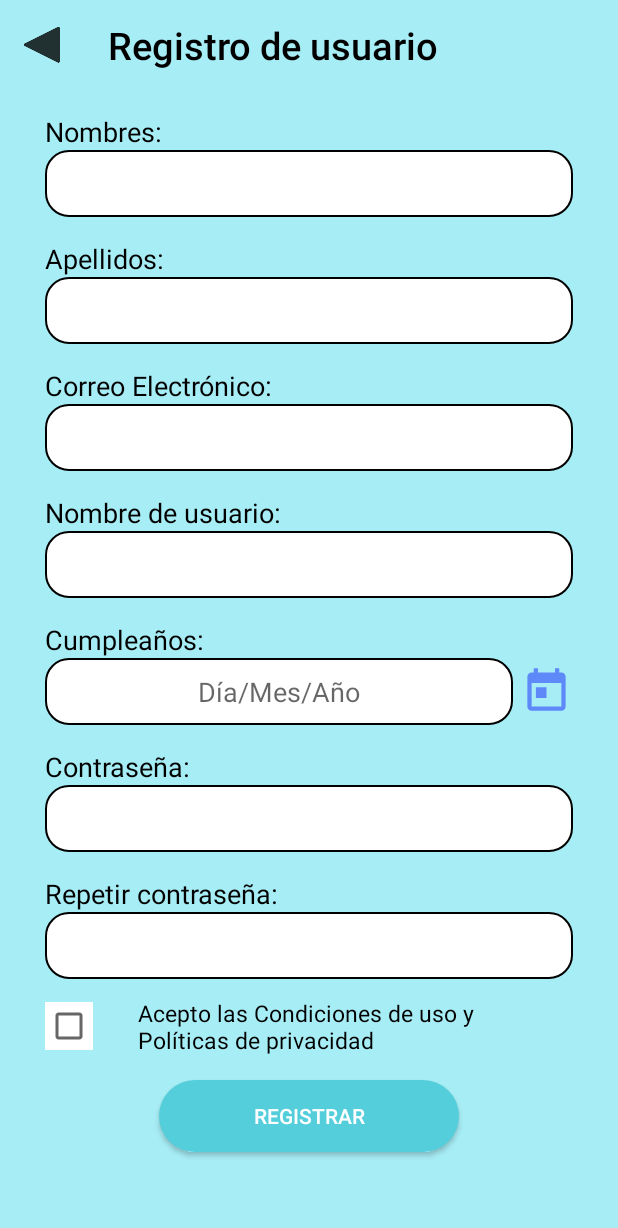
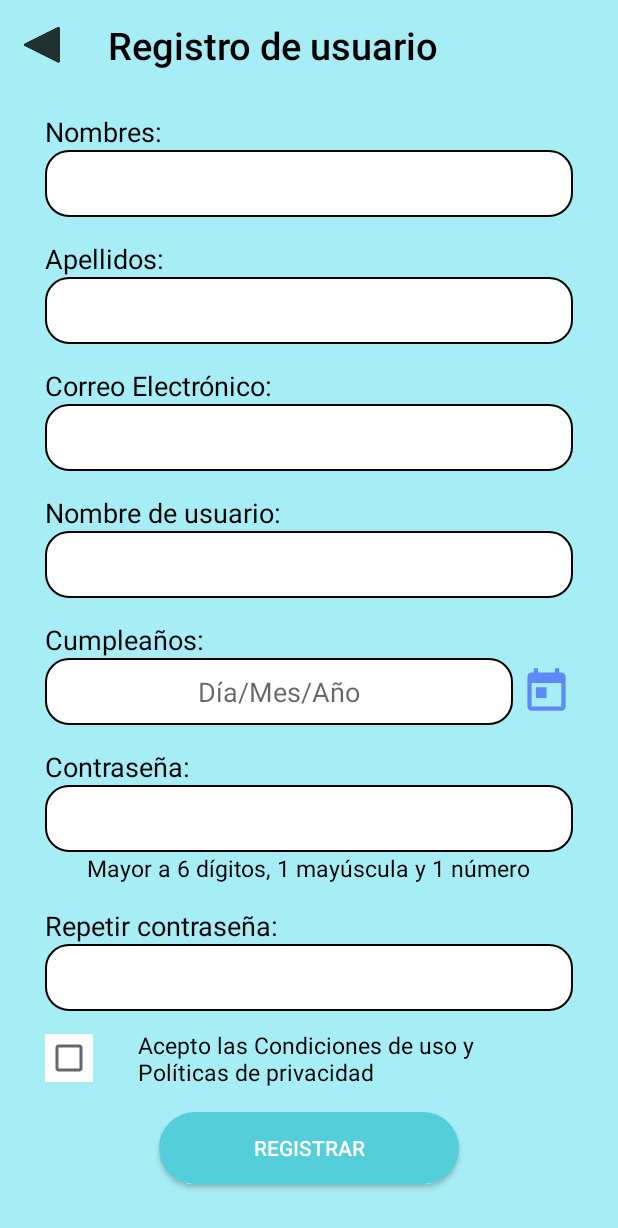
Before and after one commit to RodrigoAGM/take-care-app, an Android app: the RegisterActivity screen opened directly, with no data from a screen before it, after a tap on "REGISTRAR", on a phone screen of 412 x 824 dp. Shown: the top 1228 px of the screen. Run offline under Robolectric (Android 15) with nearby library versions, the phone set to English and light mode, and no system bars.

Commit message:
Add password validations

```diff
--- a/app/src/main/java/com/example/takecare/ui/login/RegisterActivity.kt
+++ b/app/src/main/java/com/example/takecare/ui/login/RegisterActivity.kt
@@ -13,6 +13,7 @@ import com.example.takecare.R
 import com.example.takecare.data.repository.UserRepository
 import kotlinx.android.synthetic.main.activity_register.*
 import java.util.*
+import java.util.regex.Pattern
 
 class RegisterActivity : AppCompatActivity() {
 
@@ -42,9 +43,21 @@ class RegisterActivity : AppCompatActivity() {
             val confirmPassword = register_confirm_password.text.trim().toString()
             val terms = register_terms_combo.isChecked
 
+            //val expression = "^(?=.*[0-9])(?=.*[A-Z])(?=\\S+$).{6,}$";
+
+            val patternLength = Pattern.compile("^(?=\\S+$).{6,}$")
+            val patternCapital = Pattern.compile( "^(?=.*[A-Z])(?=\\S+$).{6,}$")
+            val patternNumber = Pattern.compile("^(?=.*[0-9])(?=\\S+$).{6,}$")
+
             if(name.isBlank() || lastName.isBlank() || mail.isBlank() || birthday.isBlank() ||
                 password.isBlank() || confirmPassword.isBlank() || username.isBlank()){
                 Toast.makeText(this, "No puede haber campos vacíos.", Toast.LENGTH_SHORT).show()
+            }else if (patternLength.matcher(password).matches()){
+                Toast.makeText(this, "Las contraseña debe ser mayor de 6 dígitos", Toast.LENGTH_SHORT).show()
+            }else if (patternCapital.matcher(password).matches()){
+                Toast.makeText(this, "Las contraseña debe contener al menos una mayúscula", Toast.LENGTH_SHORT).show()
+            }else if (patternNumber.matcher(password).matches()){
+                Toast.makeText(this, "Las contraseña debe contener al menos un número", Toast.LENGTH_SHORT).show()
             }else if(password != confirmPassword){
                 Toast.makeText(this, "Las contraseñas ingresadas no son iguales", Toast.LENGTH_SHORT).show()
             }else if(!terms){
--- a/app/src/main/res/layout/activity_register.xml
+++ b/app/src/main/res/layout/activity_register.xml
@@ -221,6 +221,20 @@
             app:layout_constraintStart_toStartOf="parent"
             android:importantForAutofill="no" />
 
+        <TextView
+            android:id="@+id/password_label"
+            android:layout_width="wrap_content"
+            android:layout_height="wrap_content"
+            android:layout_marginStart="30dp"
+            android:layout_marginEnd="30dp"
+            app:layout_constraintTop_toBottomOf="@id/register_password"
+            app:layout_constraintStart_toStartOf="parent"
+            app:layout_constraintEnd_toEndOf="parent"
+            android:textSize="15sp"
+            android:labelFor="@id/profile_email"
+            android:textColor="@color/defaultTextColor"
+            android:text="@string/register_password_label"/>
+
         <!-- Confirm password -->
         <TextView
             android:id="@+id/register_confirm_password_text"
@@ -229,7 +243,7 @@
             android:layout_marginStart="30dp"
             android:layout_marginEnd="30dp"
             android:layout_marginTop="15dp"
-            app:layout_constraintTop_toBottomOf="@id/register_password"
+            app:layout_constraintTop_toBottomOf="@id/password_label"
             app:layout_constraintStart_toStartOf="parent"
             android:textSize="18sp"
             android:labelFor="@id/register_confirm_password"
--- a/app/src/main/res/values/strings.xml
+++ b/app/src/main/res/values/strings.xml
@@ -34,6 +34,7 @@
     <string name="register_username_text">Nombre de usuario:</string>
     <string name="register_birthday_text">Cumpleaños:</string>
     <string name="register_password_text">Contraseña:</string>
+    <string name="register_password_label">Mayor a 6 dígitos, 1 mayúscula y 1 número</string>
     <string name="register_confirm_password_text">Repetir contraseña:</string>
     <string name="register_terms">Acepto las Condiciones de uso y Políticas de privacidad</string>
     <string name="register_btn">REGISTRAR</string>
```
Also changed, not shown: app/src/main/java/com/example/takecare/ui/login/ChangePasswordActivity.kt (+11 -0 lines), app/src/main/res/layout/activity_change_password.xml (+15 -1 lines).
